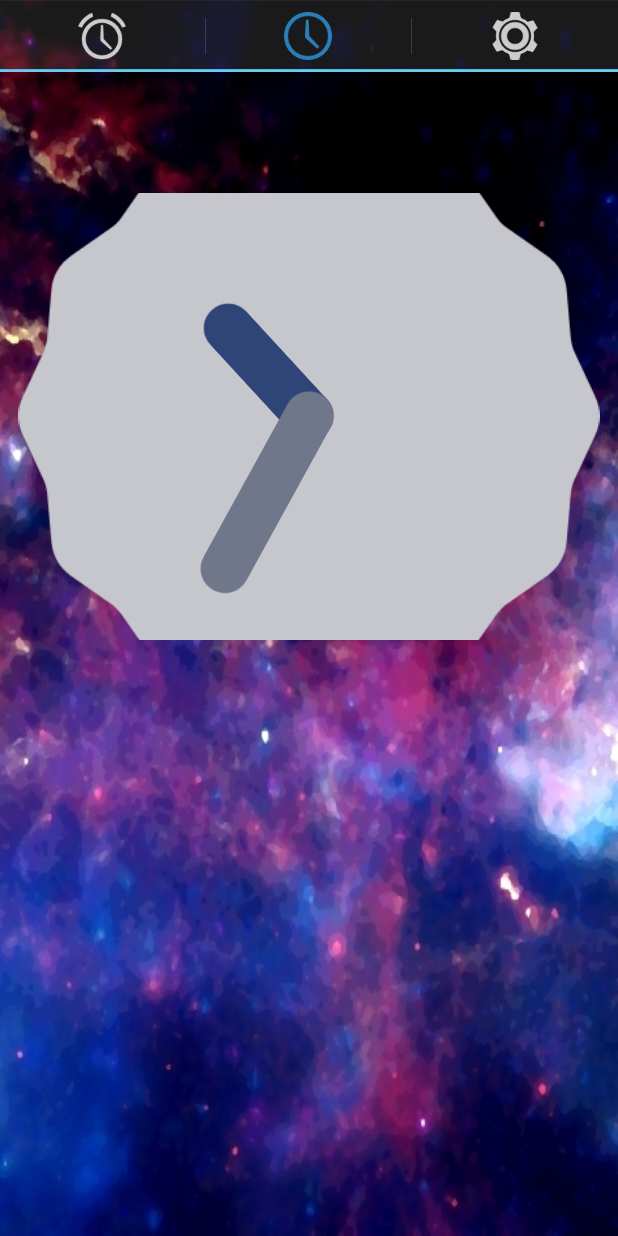
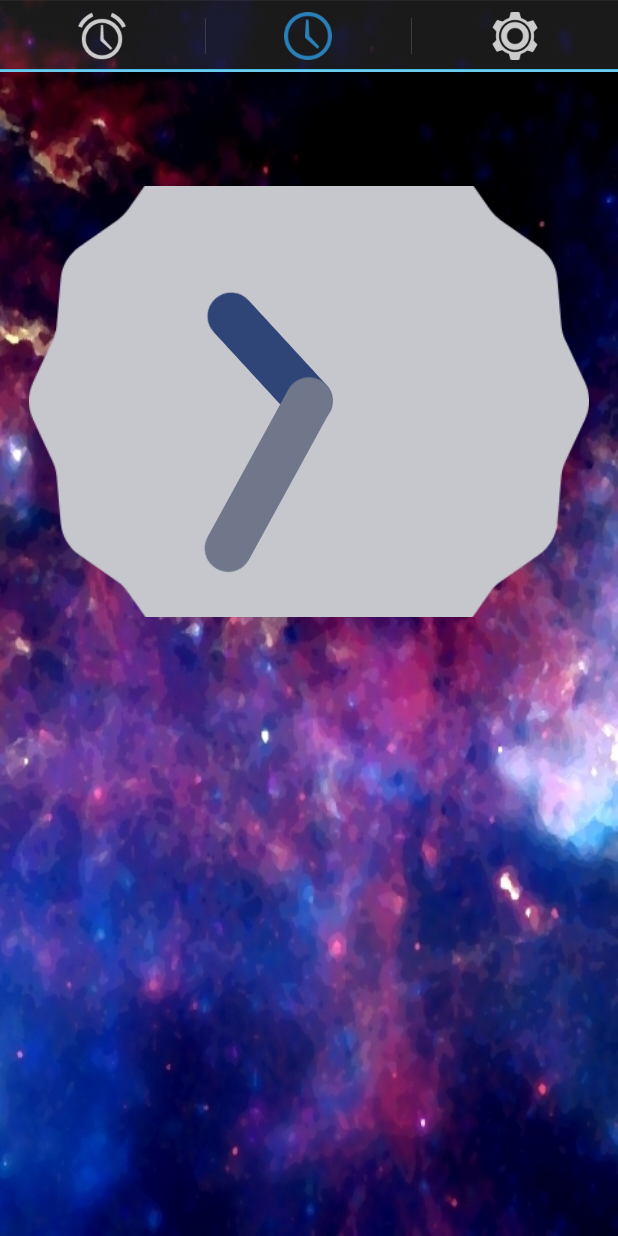
Before and after one commit to aeneas1163/EffectiveNavigation, an Android app: the screen it shows after launch (MainActivity), on a phone screen of 412 x 824 dp. Run offline under Robolectric (Android 15) with nearby library versions, the phone set to English and light mode, and no system bars.

Commit message:
background trials :)

```diff
--- a/app/src/main/res/layout/fragment_section_alarm.xml
+++ b/app/src/main/res/layout/fragment_section_alarm.xml
@@ -30,6 +30,8 @@
                 android:layout_width="fill_parent"
                 android:layout_height="0dp"
                 android:layout_weight="4"
+                android:choiceMode="singleChoice"
+                android:listSelector="@android:color/darker_gray"
                 android:layout_marginBottom="20dp"
                 android:layout_marginTop="20dp"/>
 
--- a/app/src/main/res/layout/fragment_section_clock.xml
+++ b/app/src/main/res/layout/fragment_section_clock.xml
@@ -56,7 +56,16 @@
         <LinearLayout
             android:layout_width="match_parent"
             android:layout_height="0dp"
-            android:layout_weight="4"
+            android:layout_weight="0.8"
+            android:layout_gravity="center_horizontal"
+            android:orientation="vertical">
+
+        </LinearLayout>
+
+        <LinearLayout
+            android:layout_width="match_parent"
+            android:layout_height="0dp"
+            android:layout_weight="3.5"
             android:layout_gravity="center_horizontal"
             android:orientation="vertical">
 
--- a/app/src/main/res/values/themes.xml
+++ b/app/src/main/res/values/themes.xml
@@ -2,6 +2,8 @@
 <resources>
 
     <color name="transparent_black">#AA000000</color>
+
+    <color name="transparent">#00000000</color>
 
     <color name="android_blue">#33B5E5</color>
 
```
Also changed, not shown: app/src/main/res/drawable-xhdpi/orta.jpg, app/src/main/res/drawable-xhdpi/sag.jpg, app/src/main/res/drawable-xhdpi/sol.jpg.
